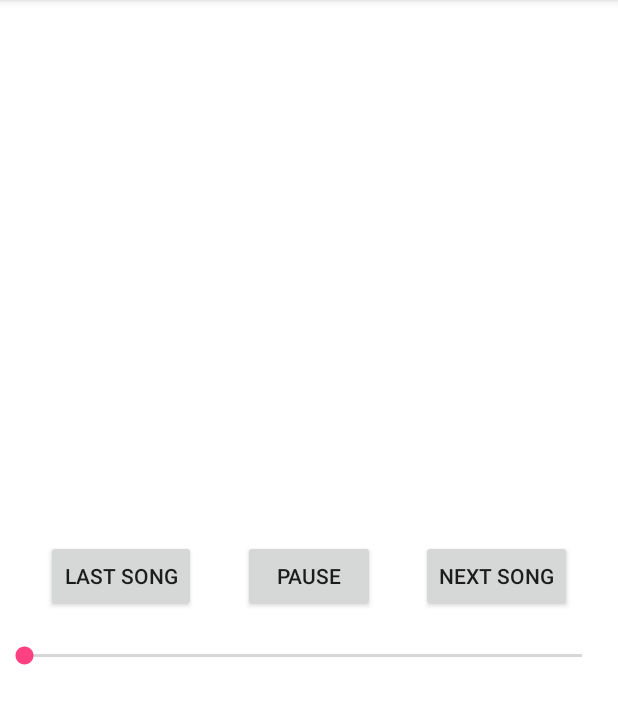
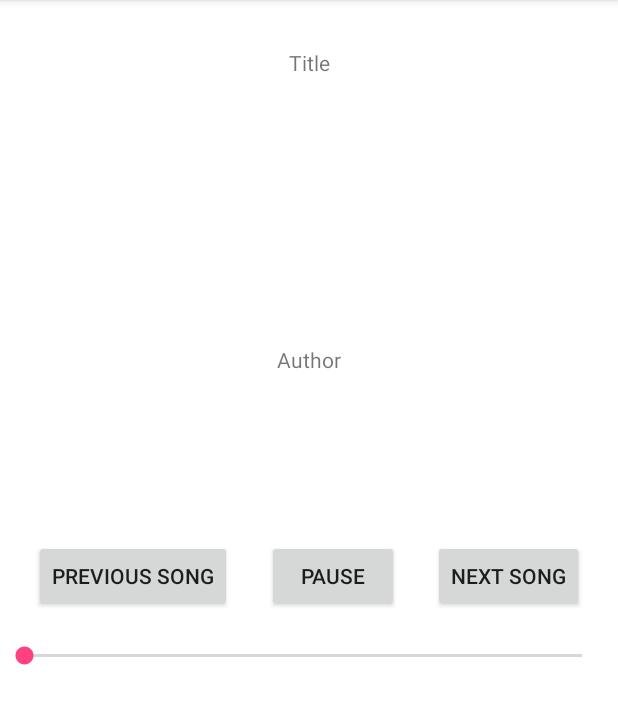
Before and after one commit to ThisIsLeoZhao/MediaPlayer, an Android app: the fragment MediaFragment placed in its activity, on a phone screen of 412 x 824 dp, the part 84-808 px from its top. Run offline under Robolectric (Android 15) with nearby library versions, the phone set to English and light mode, and no system bars; our stand-ins replace data binding; 2 statements that could not run were skipped.

Commit message:
Add broadcast manager

```diff
--- a/app/src/main/kotlin/com/example/leo/test/MediaFragment.kt
+++ b/app/src/main/kotlin/com/example/leo/test/MediaFragment.kt
@@ -24,6 +24,8 @@ class MediaFragment : Fragment() {
 
     private var mediaPlayerService: IMediaPlayerService? = null
     private val isPlaying = ObservableField(true)
+    private val title = ObservableField("Title")
+    private val author = ObservableField("Author")
 
     private lateinit var localBroadcastManager: LocalBroadcastManager
 
@@ -43,6 +45,12 @@ class MediaFragment : Fragment() {
         override fun onReceive(context: Context, intent: Intent) {
             setupViewStatus()
             playButton.isEnabled = true
+        }
+    }
+
+    private val mediaChangedBroadcastReceiver = object : BroadcastReceiver() {
+        override fun onReceive(context: Context, intent: Intent) {
+            setupViewStatus()
         }
     }
 
@@ -70,9 +78,11 @@ class MediaFragment : Fragment() {
         view.setBackgroundColor(Color.WHITE)
 
         activity?.let {
-            localBroadcastManager = LocalBroadcastManager.getInstance(it)
-            localBroadcastManager.registerReceiver(mediaReadyBroadcastReceiver,
-                    IntentFilter(MediaPlayerService.MEDIA_READY))
+            localBroadcastManager = LocalBroadcastManager.getInstance(it).apply {
+                registerReceiver(mediaReadyBroadcastReceiver, IntentFilter(MediaPlayerService.MEDIA_READY))
+                registerReceiver(mediaChangedBroadcastReceiver, IntentFilter(MediaPlayerService.NEXT_MEDIA))
+                registerReceiver(mediaChangedBroadcastReceiver, IntentFilter(MediaPlayerService.PREVIOUS_MEDIA))
+            }
         }
 
         val playIntent = Intent(context, MediaPlayerService::class.java)
@@ -90,12 +100,20 @@ class MediaFragment : Fragment() {
                 mediaPlayerConnection, BIND_AUTO_CREATE)
     }
 
+    override fun onResume() {
+        super.onResume()
+        setupViewStatus()
+    }
+
     override fun onStop() {
         super.onStop()
         // Remove scheduled access to the service
         handler.removeCallbacks(updateUI)
 
-        localBroadcastManager.unregisterReceiver(mediaReadyBroadcastReceiver)
+        localBroadcastManager.apply {
+            unregisterReceiver(mediaReadyBroadcastReceiver)
+            unregisterReceiver(mediaChangedBroadcastReceiver)
+        }
 
         mediaPlayerService = null
         context?.unbindService(mediaPlayerConnection)
@@ -103,6 +121,11 @@ class MediaFragment : Fragment() {
 
     private fun setupViewStatus() {
         mediaPlayerService?.run {
+            currentMedia?.let {
+                title.set(it.title)
+                author.set(it.artist)
+            }
+
             progressSeekBar.max = mediaLength
             progressSeekBar.progress = progress
             totalLength.text = formatMilliSecLength(mediaLength)
@@ -136,6 +159,8 @@ class MediaFragment : Fragment() {
     private fun setupDataBinding(binding: FragmentMediaBinding) {
         binding.mainView = this
         binding.isPlaying = isPlaying
+        binding.title = title
+        binding.author = author
     }
 
     fun playOrPauseMediaPlay(view: View) {
--- a/app/src/main/kotlin/com/example/leo/test/MediaListViewModel.kt
+++ b/app/src/main/kotlin/com/example/leo/test/MediaListViewModel.kt
@@ -39,7 +39,7 @@ class MediaListViewModel : ViewModel() {
         it[previousIndex].url
     }
 
-    fun currentMedia() = medias.value?.get(currentSelectedMediaIndex)?.url
+    fun currentMedia() = medias.value?.get(currentSelectedMediaIndex)
 
     private fun fetchMedias(context: Context) {
         val cursor = context.contentResolver.query(
--- a/app/src/main/kotlin/com/example/leo/test/MediaPlayerService.kt
+++ b/app/src/main/kotlin/com/example/leo/test/MediaPlayerService.kt
@@ -29,6 +29,7 @@ interface IMediaPlayerService {
     val mediaLength: Int
 
     val mediaList: List<Media>
+    val currentMedia: Media?
 
     fun play()
 
@@ -58,6 +59,7 @@ class MediaPlayerService : LifecycleService(), MediaPlayer.OnPreparedListener, I
     override val mediaLength get() = mediaPlayer.duration
     override val progress get() = mediaPlayer.currentPosition
     override val mediaList = mutableListOf<Media>()
+    override val currentMedia get() = mediaListViewModel.currentMedia()
 
     override fun onPrepared(mp: MediaPlayer) {
         sendMediaBroadcast(MEDIA_READY)
@@ -98,7 +100,7 @@ class MediaPlayerService : LifecycleService(), MediaPlayer.OnPreparedListener, I
         super.onStartCommand(intent, flags, startId)
 
         intent.getStringExtra(MEDIA_PATH_KEY)?.let {
-            if (it == mediaListViewModel.currentMedia()) {
+            if (it == mediaListViewModel.currentMedia()?.url) {
                 sendMediaBroadcast(MEDIA_READY)
                 play()
 
@@ -108,7 +110,6 @@ class MediaPlayerService : LifecycleService(), MediaPlayer.OnPreparedListener, I
                 startForeground(ACTION_CODE_OPEN_MEDIA, setNotification())
             }
         }
-
 
         intent.getStringExtra(ACTION_KEY)?.let {
             when (it) {
@@ -151,12 +152,14 @@ class MediaPlayerService : LifecycleService(), MediaPlayer.OnPreparedListener, I
     override fun previousMedia() {
         mediaListViewModel.previousMedia()?.let {
             resetTo(it)
+            sendMediaBroadcast(PREVIOUS_MEDIA)
         }
     }
 
     override fun nextMedia() {
         mediaListViewModel.nextMedia()?.let {
             resetTo(it)
+            sendMediaBroadcast(NEXT_MEDIA)
         }
     }
 
@@ -172,8 +175,8 @@ class MediaPlayerService : LifecycleService(), MediaPlayer.OnPreparedListener, I
     private fun setMedia(path: String) = mediaPlayer.run {
         reset()
         try {
+            mediaListViewModel.select(path)
             setDataSource(path)
-            mediaListViewModel.select(path)
         } catch (e: IOException) {
             // TODO: Fail to set data source
             e.printStackTrace()
@@ -187,7 +190,7 @@ class MediaPlayerService : LifecycleService(), MediaPlayer.OnPreparedListener, I
         fun getIntent() = Intent(this, MediaPlayerService::class.java)
 
         val pendingIntent = PendingIntent.getService(this, 0,
-                getIntent().apply { putExtra(MEDIA_PATH_KEY, mediaListViewModel.currentMedia()) },
+                getIntent().apply { putExtra(MEDIA_PATH_KEY, mediaListViewModel.currentMedia()?.url) },
                 PendingIntent.FLAG_UPDATE_CURRENT)
 
         val pausePendingIntent = PendingIntent.getService(this, ACTION_CODE_PLAY_PAUSE,
@@ -223,6 +226,8 @@ class MediaPlayerService : LifecycleService(), MediaPlayer.OnPreparedListener, I
     companion object {
         const val MEDIA_READY = "mediaReady"
         const val MEDIA_LIST_READY = "mediaListReady"
+        const val PREVIOUS_MEDIA = "previousMedia"
+        const val NEXT_MEDIA = "nextMedia"
         const val MEDIA_PATH_KEY = "path"
         const val ACTION_KEY = "notificationAction"
         const val ACTION_PLAY_PAUSE = "playPause"
--- a/app/src/main/res/layout/custom_notification.xml
+++ b/app/src/main/res/layout/custom_notification.xml
@@ -9,7 +9,7 @@
         android:layout_height="wrap_content"
         android:orientation="horizontal">
         <Button
-            android:id="@+id/lastMediaButton"
+            android:id="@+id/previousMediaButton"
             android:layout_width="wrap_content"
             android:layout_height="wrap_content"
             android:text="Last Song" />
--- a/app/src/main/res/layout/fragment_media.xml
+++ b/app/src/main/res/layout/fragment_media.xml
@@ -4,6 +4,8 @@
     xmlns:android="http://schemas.android.com/apk/res/android">
     <data>
         <import type="android.databinding.ObservableField"/>
+        <variable name="title" type="android.databinding.ObservableField&lt;String&gt;" />
+        <variable name="author" type="android.databinding.ObservableField&lt;String&gt;" />
         <variable name="isPlaying" type="android.databinding.ObservableField&lt;Boolean&gt;" />
 
         <variable name="mainView" type="com.example.leo.test.MediaFragment" />
@@ -13,11 +15,37 @@
         android:layout_width="match_parent"
         android:layout_height="match_parent">
 
-        <Button
-            android:id="@+id/lastMediaButton"
+        <TextView
+            android:id="@+id/titleView"
             android:layout_width="wrap_content"
             android:layout_height="wrap_content"
-            android:text="Last Song"
+            android:layout_marginStart="8dp"
+            android:layout_marginTop="32dp"
+            android:layout_marginEnd="8dp"
+            android:text="@{title}"
+            app:layout_constraintEnd_toEndOf="parent"
+            app:layout_constraintStart_toStartOf="parent"
+            app:layout_constraintTop_toTopOf="parent" />
+
+        <TextView
+            android:id="@+id/authorView"
+            android:layout_width="wrap_content"
+            android:layout_height="wrap_content"
+            android:layout_marginStart="8dp"
+            android:layout_marginTop="8dp"
+            android:layout_marginEnd="8dp"
+            android:layout_marginBottom="8dp"
+            android:text="@{author}"
+            app:layout_constraintBottom_toTopOf="@+id/progressSeekBar"
+            app:layout_constraintEnd_toEndOf="parent"
+            app:layout_constraintStart_toStartOf="parent"
+            app:layout_constraintTop_toBottomOf="@+id/titleView" />
+
+        <Button
+            android:id="@+id/previousMediaButton"
+            android:layout_width="wrap_content"
+            android:layout_height="wrap_content"
+            android:text="Previous Song"
             android:onClick="@{mainView::previousMedia}"
             app:layout_constraintEnd_toStartOf="@+id/playButton"
             app:layout_constraintHorizontal_bias="0.5"
@@ -34,7 +62,7 @@
             app:layout_constraintBottom_toBottomOf="parent"
             app:layout_constraintEnd_toStartOf="@+id/nextMediaButton"
             app:layout_constraintHorizontal_chainStyle="packed"
-            app:layout_constraintStart_toEndOf="@+id/lastMediaButton"
+            app:layout_constraintStart_toEndOf="@+id/previousMediaButton"
             app:layout_constraintTop_toTopOf="parent" />
 
         <Button
```
